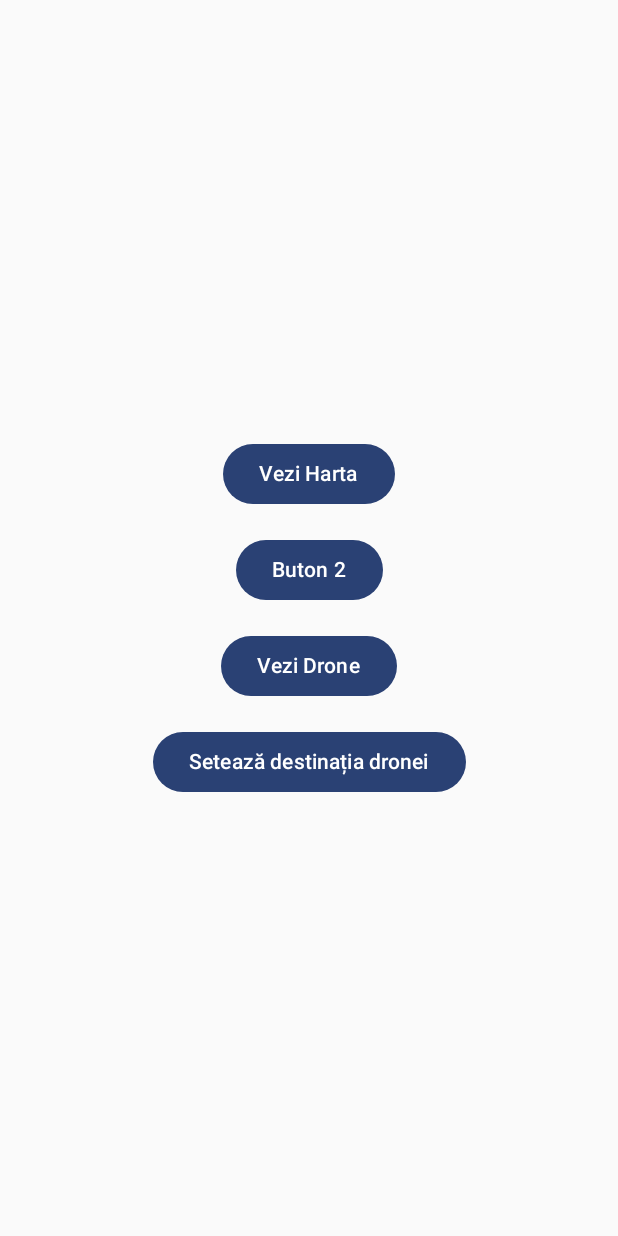
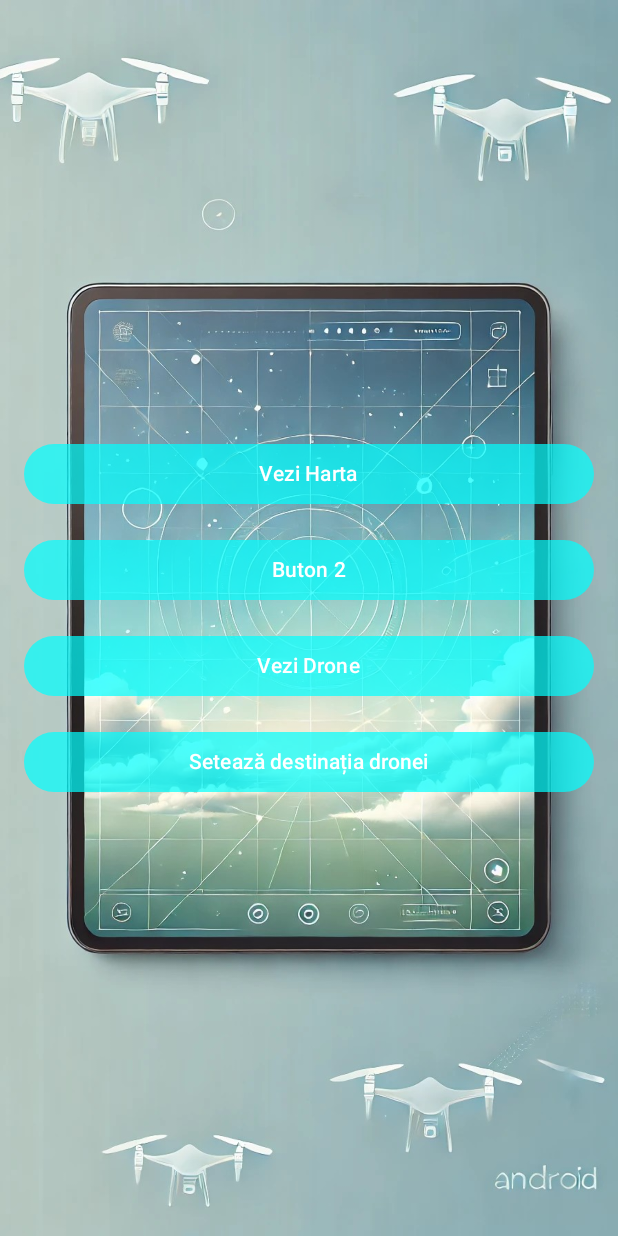
Before and after one commit to HastyArchangel/Drone-Management-App, an Android app built with Jetpack Compose: the screen it shows after launch (MainActivity), on a phone screen of 412 x 824 dp. Run offline under Robolectric (Android 15) with nearby library versions, the phone set to English and light mode, and no system bars.

Commit message:
UI improvements

```diff
--- a/app/src/main/java/com/example/droneapp/ApiService.kt
+++ b/app/src/main/java/com/example/droneapp/ApiService.kt
@@ -13,6 +13,6 @@ interface ApiService {
     @PUT("drones/{id}")
     fun updateDrone(
         @Path("id") droneId: String,
-        @Body drone: Drone
-    ): Call<Drone>
+        @Body drone: ApiResponse
+    ): Call<ApiResponse>
 }
--- a/app/src/main/java/com/example/droneapp/MainActivity.kt
+++ b/app/src/main/java/com/example/droneapp/MainActivity.kt
@@ -2,6 +2,15 @@ package com.example.droneapp
 import android.os.Bundle
 import androidx.activity.ComponentActivity
 import androidx.activity.compose.setContent
+import androidx.compose.animation.AnimatedVisibility
+import androidx.compose.animation.animateContentSize
+import androidx.compose.animation.core.FastOutSlowInEasing
+import androidx.compose.animation.core.animateFloatAsState
+import androidx.compose.animation.core.tween
+import androidx.compose.animation.fadeIn
+import androidx.compose.animation.fadeOut
+import androidx.compose.animation.scaleIn
+import androidx.compose.animation.scaleOut
 import androidx.compose.foundation.layout.Arrangement
 import androidx.compose.foundation.layout.Box
 import androidx.compose.foundation.layout.Column
@@ -20,6 +29,7 @@ import androidx.compose.runtime.remember
 import androidx.compose.runtime.setValue
 import androidx.compose.ui.Alignment
 import androidx.compose.ui.Modifier
+import androidx.compose.ui.graphics.graphicsLayer
 import androidx.compose.ui.tooling.preview.Preview
 import androidx.compose.ui.unit.dp
 import androidx.lifecycle.viewmodel.compose.viewModel
@@ -34,6 +44,12 @@ import com.google.maps.android.compose.Marker
 import com.google.maps.android.compose.MarkerState
 import com.google.maps.android.compose.rememberCameraPositionState
 import kotlinx.coroutines.delay
+import androidx.compose.foundation.Image
+import androidx.compose.material3.ButtonDefaults
+import androidx.compose.ui.graphics.Color
+import androidx.compose.ui.layout.ContentScale
+import androidx.compose.ui.res.painterResource
+
 
 
 class MainActivity : ComponentActivity() {
@@ -69,9 +85,18 @@ fun NavLogic() {
     }
 }
 
-
 @Composable
 fun ButtonScreen(navController: NavHostController) {
+    Box(
+        modifier = Modifier.fillMaxSize()
+    ) {
+        Image(
+            painter = painterResource(id = R.drawable.background_image),
+            contentDescription = null,
+            contentScale = ContentScale.Crop,
+            modifier = Modifier.fillMaxSize()
+        )
+
         Column(
             modifier = Modifier
                 .fillMaxSize()
@@ -79,27 +104,84 @@ fun ButtonScreen(navController: NavHostController) {
             verticalArrangement = Arrangement.Center,
             horizontalAlignment = Alignment.CenterHorizontally
         ) {
-        Button(onClick = { navController.navigate("map") }) {
-            Text("Vezi Harta")
+            AnimatedButton(
+                isVisible = true,
+                onClick = { navController.navigate("map") },
+                text = "Vezi Harta",
+                alpha = 0.7f
+            )
+
+            Spacer(modifier = Modifier.height(16.dp))
+
+            AnimatedButton(
+                isVisible = true,
+                onClick = { navController.navigate("text1") },
+                text = "Buton 2",
+                alpha = 0.7f
+            )
+
+            Spacer(modifier = Modifier.height(16.dp))
+
+            AnimatedButton(
+                isVisible = true,
+                onClick = { navController.navigate("drone_info") },
+                text = "Vezi Drone",
+                alpha = 0.7f
+            )
+
+            Spacer(modifier = Modifier.height(16.dp))
+
+            AnimatedButton(
+                isVisible = true,
+                onClick = { navController.navigate("set_destination") },
+                text = "Setează destinația dronei",
+                alpha = 0.7f
+            )
         }
-        Spacer(modifier = Modifier.height(16.dp))
-        Button(onClick = { navController.navigate("text1") }) {
-            Text("Buton 2")
     }
-        Spacer(modifier = Modifier.height(16.dp))
-        Button(onClick = { navController.navigate("drone_info") }) {
-            Text("Vezi Drone")
 }
-        Spacer(modifier = Modifier.height(16.dp))
-        Button(onClick = { navController.navigate("set_destination") }) {
-            Text("Setează destinația dronei")
+
+@Composable
+fun AnimatedButton(isVisible: Boolean, onClick: () -> Unit, text: String, alpha: Float = 0.7f) {
+    AnimatedVisibility(
+        visible = isVisible,
+        enter = fadeIn(animationSpec = tween(durationMillis = 500)) + scaleIn(initialScale = 0.5f, animationSpec = tween(500)),
+        exit = fadeOut(animationSpec = tween(durationMillis = 500)) + scaleOut(targetScale = 0.5f, animationSpec = tween(500))
+    ) {
+        Button(
+            onClick = onClick,
+            modifier = Modifier
+                .fillMaxWidth(),
+            colors = ButtonDefaults.buttonColors(
+                containerColor = Color(0x00FFFF).copy(alpha = alpha) // Setează transparența doar pentru fundal
+            )
+        ) {
+            // Text complet opac
+            Text(text = text)
         }
     }
 }
 
 
+
 @Composable
 fun MapScreen(drones: List<Drone>, droneViewModel: DroneViewModel) {
+    var scale by remember { mutableStateOf(0.5f) }
+    val animatedScale by animateFloatAsState(
+        targetValue = scale,
+        animationSpec = tween(durationMillis = 800, easing = FastOutSlowInEasing)
+    )
+
+    LaunchedEffect(Unit) {
+        scale = 1f
+    }
+
+    Box(
+        modifier = Modifier
+            .fillMaxSize()
+            .graphicsLayer(scaleX = animatedScale, scaleY = animatedScale, alpha = animatedScale)
+            .animateContentSize()
+    ) {
         val cameraPositionState = rememberCameraPositionState {
             position = com.google.android.gms.maps.model.CameraPosition.fromLatLngZoom(LatLng(44.4268, 26.1025), 10f)
         }
@@ -116,6 +198,7 @@ fun MapScreen(drones: List<Drone>, droneViewModel: DroneViewModel) {
                 )
             }
         }
+    }
 
     LaunchedEffect(Unit) {
         droneViewModel.fetchDrones()
@@ -125,6 +208,7 @@ fun MapScreen(drones: List<Drone>, droneViewModel: DroneViewModel) {
         }
     }
 }
+
 
 
 @Composable
```
Also changed, not shown: app/src/main/java/com/example/droneapp/ApiResponse.kt (+26 -0 lines), app/src/main/java/com/example/droneapp/DroneViewModel.kt (+12 -17 lines), app/src/main/res/drawable/background_image.jpg (added). Lines whose indentation alone changed are shown as unchanged.
